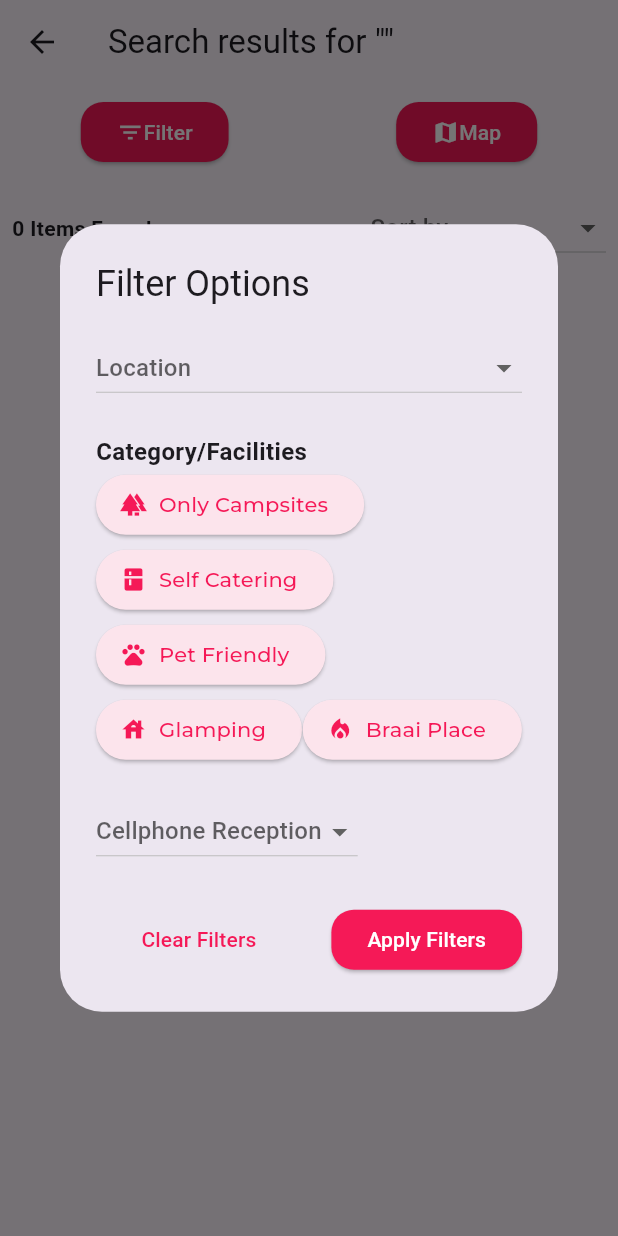
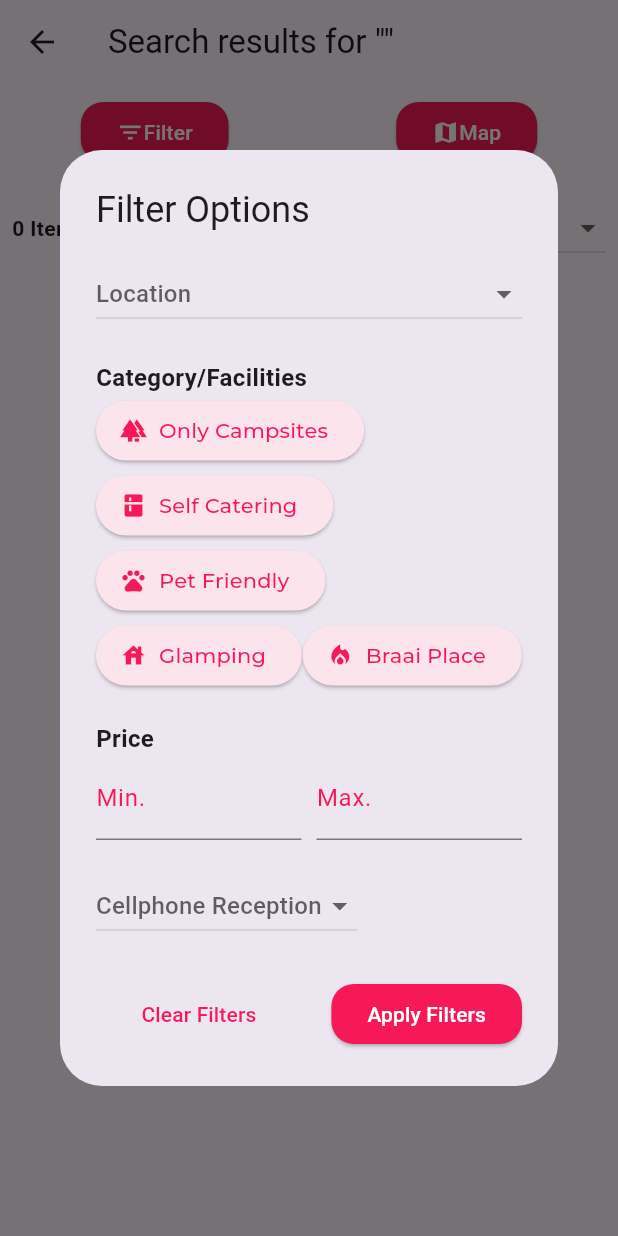
Before and after one commit to PierrevdMerwe/CampAppRebuild, a Flutter app: the SearchScreen screen opened directly with empty values, after a tap on "Filter", on a phone screen of 412 x 824 dp. Run offline on Flutter 3.47's test engine with Material 3 defaults, Android fonts, the light colour scheme and no system bars; our stand-ins replace cloud_firestore, firebase_auth, firebase_core, firebase_storage, geolocator, google_fonts and 6 more; accounts and stored records are empty.

Commit message:
Sorting bug fixed. Filter and Sort tweaks implemented, map popup finalized. Search screen completed.

```diff
--- a/camp_app/lib/search_result.dart
+++ b/camp_app/lib/search_result.dart
@@ -1,3 +1,5 @@
+import 'dart:async';
+
 import 'package:cloud_firestore/cloud_firestore.dart';
 import 'package:flutter/material.dart';
 import 'package:geolocator/geolocator.dart';
@@ -28,6 +30,11 @@ class _SearchScreenState extends State<SearchScreen> {
   String? categoryFilter;
   String? receptionFilter;
   List<DocumentSnapshot> currentResults = [];
+  int? minPrice;
+  int? maxPrice;
+  final minPriceController = TextEditingController();
+  final maxPriceController = TextEditingController();
+
 
   // Define your categories/facilities and their corresponding icons
   final Map<String, IconData> categories = {
@@ -82,6 +89,9 @@ class _SearchScreenState extends State<SearchScreen> {
       categoryFilter as List<String>?,
       receptionFilter,
     );
+    futureResults.then((results) {
+      currentResults = results; // Update currentResults with the latest results
+    });
   }
 
   Future<void> _determinePosition() async {
@@ -217,6 +227,7 @@ class _SearchScreenState extends State<SearchScreen> {
           showDialog(
             context: context,
             builder: (BuildContext context) {
+              var completer = Completer<void>();
               return FutureBuilder<String?>(
                 future: _getPreviewImageUrl(doc),
                 builder: (context, snapshot) {
@@ -228,13 +239,10 @@ class _SearchScreenState extends State<SearchScreen> {
                   } else {
                     return AlertDialog(
                       title: Text(doc['name']),
-                      content: SizedBox(
-                        width: MediaQuery.of(context).size.width * 0.6,
-                        height: MediaQuery.of(context).size.height * 0.3,
-                        child: Column(
+                      content: Column(
+                        mainAxisSize: MainAxisSize.min, // Set to min
                         children: [
-                            if (snapshot.connectionState ==
-                                ConnectionState.waiting)
+                          if (snapshot.connectionState == ConnectionState.waiting)
                             Shimmer.fromColors(
                               baseColor: Colors.grey[300]!,
                               highlightColor: Colors.grey[100]!,
@@ -245,7 +253,37 @@ class _SearchScreenState extends State<SearchScreen> {
                               ),
                             )
                           else if (snapshot.data != null)
-                              Image.network(snapshot.data!),
+                            Image.network(
+                              snapshot.data!,
+                              fit: BoxFit.cover,
+                              loadingBuilder: (BuildContext context, Widget child,
+                                  ImageChunkEvent? loadingProgress) {
+                                if (loadingProgress == null) {
+                                  completer.complete();
+                                  return child;
+                                }
+                                return Center(
+                                  child: CircularProgressIndicator(
+                                    value: loadingProgress.expectedTotalBytes != null
+                                        ? loadingProgress.cumulativeBytesLoaded /
+                                        loadingProgress.expectedTotalBytes!
+                                        : null,
+                                  ),
+                                );
+                              },
+                            ),
+                          const SizedBox(height: 10),
+                          Align(
+                            alignment: Alignment.centerLeft,
+                            child: Text(
+                              'R${NumberFormat("#,##0").format(int.parse(doc['price']))}',
+                              style: GoogleFonts.montserrat(
+                                color: const Color(0xfff51957),
+                                fontSize: 18.0,
+                                fontWeight: FontWeight.bold,
+                              ),
+                            ),
+                          ),
                           const SizedBox(height: 10),
                           ElevatedButton(
                             onPressed: () {
@@ -269,7 +307,6 @@ class _SearchScreenState extends State<SearchScreen> {
                                 style: TextStyle(color: Colors.white)),
                           ),
                         ],
-                        ),
                       ),
                     );
                   }
@@ -420,6 +457,34 @@ class _SearchScreenState extends State<SearchScreen> {
                                         buildCategoryFacilityButtons(),
                                         const SizedBox(height: 20.0),
                                         // Add some space
+                                        const Text('Price', style: TextStyle(fontWeight: FontWeight.bold, fontSize: 16)),
+                                        Row(
+                                          mainAxisAlignment: MainAxisAlignment.spaceBetween,
+                                          children: [
+                                            Expanded(
+                                              child: TextField(
+                                                controller: minPriceController,
+                                                decoration: const InputDecoration(labelText: 'Min.'),
+                                                keyboardType: TextInputType.number,
+                                                onChanged: (value) {
+                                                  minPrice = int.tryParse(value);
+                                                },
+                                              ),
+                                            ),
+                                            const SizedBox(width: 10.0), // Add some space between the inputs
+                                            Expanded(
+                                              child: TextField(
+                                                controller: maxPriceController,
+                                                decoration: const InputDecoration(labelText: 'Max.'),
+                                                keyboardType: TextInputType.number,
+                                                onChanged: (value) {
+                                                  maxPrice = int.tryParse(value);
+                                                },
+                                              ),
+                                            ),
+                                          ],
+                                        ),
+                                        const SizedBox(height: 20.0),
                                         DropdownButton<String>(
                                           value: receptionFilter,
                                           hint:
@@ -452,6 +517,10 @@ class _SearchScreenState extends State<SearchScreen> {
                                         child: const Text('Clear Filters', style: TextStyle(color: Color(0xfff51957))),
                                         onPressed: () {
                                           setState(() {
+                                            minPrice = 0;
+                                            maxPrice = null;
+                                            minPriceController.text = '0';
+                                            maxPriceController.text = '';
                                             locationFilter = null;
                                             categoryFilter = null;
                                             receptionFilter = null;
@@ -469,16 +538,13 @@ class _SearchScreenState extends State<SearchScreen> {
                                     ),
                                     ElevatedButton(
                                       style: ElevatedButton.styleFrom(
-                                        backgroundColor: const Color(
-                                            0xfff51957), // background color
+                                        backgroundColor: const Color(0xfff51957), // background color
                                         shape: RoundedRectangleBorder(
-                                          borderRadius: BorderRadius.circular(
-                                              15), // border radius
+                                          borderRadius: BorderRadius.circular(15), // border radius
                                         ),
                                       ),
                                       child: const Text('Apply Filters',
-                                          style:
-                                              TextStyle(color: Colors.white)),
+                                          style: TextStyle(color: Colors.white)),
                                       onPressed: () {
                                         List<String> selectedCategoryFilters = [];
                                         selectedCategories.forEach((key, value) {
@@ -488,6 +554,8 @@ class _SearchScreenState extends State<SearchScreen> {
                                         });
 
                                         this.setState(() {
+                                          minPriceController.text = minPrice?.toString() ?? '0';
+                                          maxPriceController.text = maxPrice?.toString() ?? '';
                                           if (locationFilter == null && selectedCategoryFilters.isEmpty && receptionFilter == null) {
                                             // If all filters are cleared, perform a search with only the original query
                                             futureResults = performSearch(
@@ -506,6 +574,9 @@ class _SearchScreenState extends State<SearchScreen> {
                                           }
                                           futureResults.then((results) {
                                             currentResults = results; // Update currentResults with the latest results
+                                            if (sortOption != null) {
+                                              sortCurrentResults(sortOption!); // Sort the results according to the current sort option
+                                            }
                                           });
                                           Navigator.of(context).pop();
                                         });
@@ -819,6 +890,14 @@ class _SearchScreenState extends State<SearchScreen> {
           matchesFilters = false;
         }
 
+        // Apply price filter
+        if (minPrice != null || maxPrice != null) {
+          int price = int.parse(data['price']);
+          if ((minPrice != null && price < minPrice!) || (maxPrice != null && price > maxPrice!)) {
+            matchesFilters = false;
+          }
+        }
+
         if (matchesQuery && matchesFilters) {
           results.add(doc);
         }
```
Lines whose indentation alone changed are shown as unchanged.
